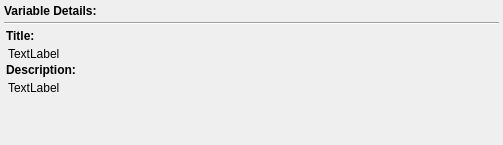
The window that designer/shared/details.ui (DTOcean/dtocean-app) describes before a commit, drawn with Qt 5.
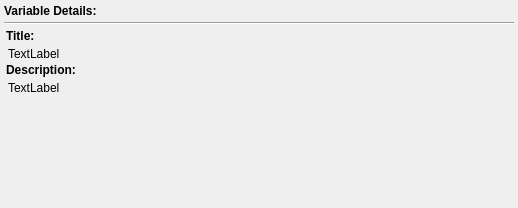
The same window after the commit.

Commit message: Allow text to be selected in variable details widget and update change log

The edit to the form file:
```diff
--- a/designer/shared/details.ui
+++ b/designer/shared/details.ui
@@ -6,8 +6,8 @@
    <rect>
     <x>0</x>
     <y>0</y>
-    <width>503</width>
-    <height>145</height>
+    <width>518</width>
+    <height>208</height>
    </rect>
   </property>
   <property name="sizePolicy">
@@ -82,9 +82,9 @@
       <property name="geometry">
        <rect>
         <x>0</x>
-        <y>-9</y>
-        <width>469</width>
-        <height>114</height>
+        <y>0</y>
+        <width>510</width>
+        <height>168</height>
        </rect>
       </property>
       <property name="sizePolicy">
```
Left out of the diff: 11 changed lines with no effect on the pictures. The commit also changes 1 other file.
